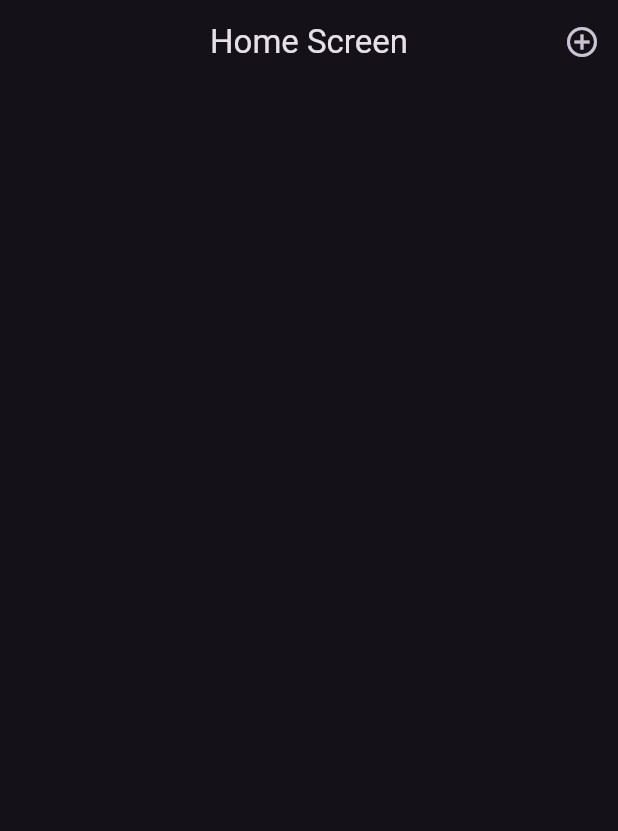
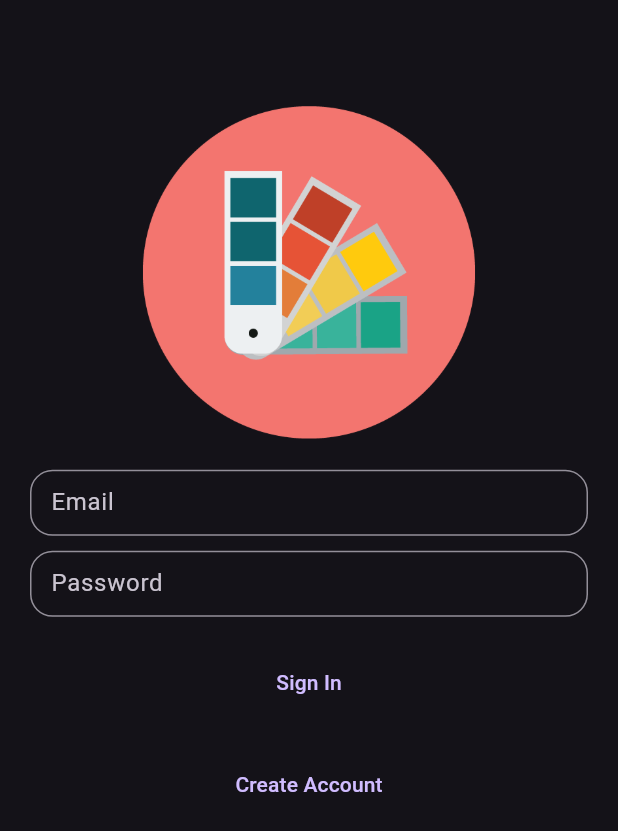
Before and after one commit to nader1414518/FlutterToDoApp, a Flutter app: the screen it shows after launch, on a phone screen of 412 x 824 dp. Shown: the top 831 px of the screen. Run offline on Flutter 3.47's test engine with Material 3 defaults, Android fonts, the light colour scheme and no system bars; our stand-ins replace awesome_notifications, flutter_dotenv, permission_handler, shared_preferences, supabase_flutter; accounts and stored records are empty.

Commit message:
Login & Create Account Design

```diff
--- a/lib/main.dart
+++ b/lib/main.dart
@@ -4,6 +4,7 @@ import 'package:flutter_dotenv/flutter_dotenv.dart';
 import 'package:permission_handler/permission_handler.dart';
 import 'package:supabase_flutter/supabase_flutter.dart';
 import 'package:to_do_app/screens/home_screen.dart';
+import 'package:to_do_app/screens/login_screen.dart';
 
 void main() async {
   WidgetsFlutterBinding.ensureInitialized();
@@ -68,7 +69,7 @@ class MyApp extends StatelessWidget {
     return MaterialApp(
       title: 'Flutter Demo',
       theme: ThemeData.dark(),
-      home: HomeScreen(),
+      home: LoginScreen(),
       debugShowCheckedModeBanner: false,
     );
   }
--- /dev/null
+++ b/lib/screens/login_screen.dart
@@ -0,0 +1,128 @@
+import 'package:flutter/material.dart';
+import 'package:to_do_app/screens/create_account_screen.dart';
+import 'package:to_do_app/utils/assets_utils.dart';
+
+class LoginScreen extends StatefulWidget {
+  @override
+  LoginScreenState createState() => LoginScreenState();
+}
+
+class LoginScreenState extends State<LoginScreen> {
+  TextEditingController emailController = TextEditingController();
+  TextEditingController passController = TextEditingController();
+
+  @override
+  void initState() {
+    // TODO: implement initState
+    super.initState();
+  }
+
+  @override
+  void dispose() {
+    // TODO: implement dispose
+    super.dispose();
+  }
+
+  @override
+  Widget build(BuildContext context) {
+    return Scaffold(
+      body: ListView(
+        shrinkWrap: true,
+        physics: const ClampingScrollPhysics(),
+        padding: const EdgeInsets.symmetric(
+          vertical: 20,
+          horizontal: 20,
+        ),
+        children: [
+          const SizedBox(
+            height: 50,
+          ),
+          Container(
+            width: (MediaQuery.sizeOf(context).width - 40) * 0.6,
+            height: (MediaQuery.sizeOf(context).width - 40) * 0.6,
+            decoration: BoxDecoration(
+              image: DecorationImage(
+                image: AssetImage(
+                  AssetsUtils.appLogo,
+                ),
+                fit: BoxFit.contain,
+              ),
+            ),
+          ),
+          const SizedBox(
+            height: 20,
+          ),
+          TextFormField(
+            decoration: InputDecoration(
+              border: OutlineInputBorder(
+                borderRadius: BorderRadius.circular(
+                  15,
+                ),
+              ),
+              labelText: "Email",
+              isDense: true,
+              contentPadding: const EdgeInsets.symmetric(
+                vertical: 10,
+                horizontal: 10,
+              ),
+            ),
+            keyboardType: TextInputType.emailAddress,
+            controller: emailController,
+          ),
+          const SizedBox(
+            height: 10,
+          ),
+          TextFormField(
+            decoration: InputDecoration(
+              border: OutlineInputBorder(
+                borderRadius: BorderRadius.circular(
+                  15,
+                ),
+              ),
+              labelText: "Password",
+              isDense: true,
+              contentPadding: const EdgeInsets.symmetric(
+                vertical: 10,
+                horizontal: 10,
+              ),
+            ),
+            obscureText: true,
+            controller: passController,
+          ),
+          const SizedBox(
+            height: 20,
+          ),
+          Row(
+            mainAxisAlignment: MainAxisAlignment.center,
+            children: [
+              TextButton(
+                onPressed: () {},
+                child: const Text("Sign In"),
+              ),
+            ],
+          ),
+          const SizedBox(
+            height: 20,
+          ),
+          Row(
+            mainAxisAlignment: MainAxisAlignment.center,
+            children: [
+              TextButton(
+                onPressed: () {
+                  Navigator.of(context).push(
+                    MaterialPageRoute(
+                      builder: (context) {
+                        return CreateAccountScreen();
+                      },
+                    ),
+                  );
+                },
+                child: const Text("Create Account"),
+              ),
+            ],
+          ),
+        ],
+      ),
+    );
+  }
+}
--- /dev/null
+++ b/lib/utils/assets_utils.dart
@@ -0,0 +1,3 @@
+class AssetsUtils {
+  static String appLogo = "assets/images/01.png";
+}
--- a/pubspec.yaml
+++ b/pubspec.yaml
@@ -63,6 +63,7 @@ flutter:
 
   # To add assets to your application, add an assets section, like this:
   assets:
+    - assets/images/
     - .env
 
   # An image asset can refer to one or more resolution-specific "variants", see
```
Also changed, not shown: lib/screens/create_account_screen.dart (added, +128 -0 lines), assets/images/01.png (added).
